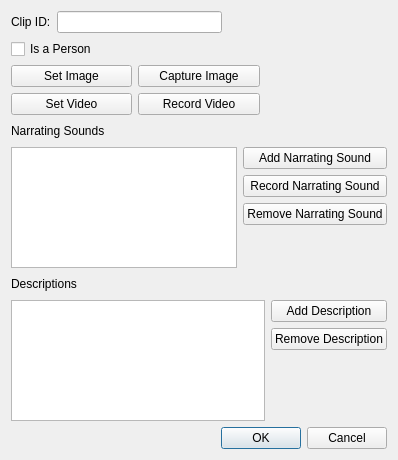
First picture: the form in ui/clipeditor.ui, repository tdauth/gustavsfairyland, before the edit.
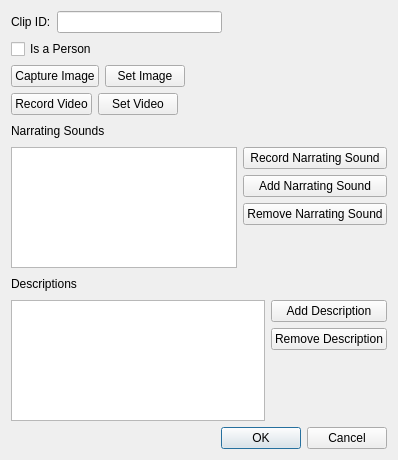
Second picture: the form after the edit.

```diff
--- a/ui/clipeditor.ui
+++ b/ui/clipeditor.ui
@@ -67,32 +67,70 @@
    </item>
    <item row="2" column="0">
     <layout class="QHBoxLayout" name="horizontalLayout_3">
-     <item>
-      <widget class="QPushButton" name="imagePushButton">
-       <property name="text">
-        <string>Set Image</string>
-       </property>
-      </widget>
-     </item>
      <item>
       <widget class="QPushButton" name="captureImagePushButton">
+       <property name="sizePolicy">
+        <sizepolicy hsizetype="Fixed" vsizetype="Fixed">
+         <horstretch>0</horstretch>
+         <verstretch>0</verstretch>
+        </sizepolicy>
+       </property>
        <property name="text">
         <string>Capture Image</string>
        </property>
       </widget>
      </item>
+     <item>
+      <widget class="QPushButton" name="imagePushButton">
+       <property name="sizePolicy">
+        <sizepolicy hsizetype="Fixed" vsizetype="Fixed">
+         <horstretch>0</horstretch>
+         <verstretch>0</verstretch>
+        </sizepolicy>
+       </property>
+       <property name="text">
+        <string>Set Image</string>
+       </property>
+      </widget>
+     </item>
+     <item>
+      <spacer name="horizontalSpacer_2">
+       <property name="orientation">
+        <enum>Qt::Horizontal</enum>
+       </property>
+       <property name="sizeHint" stdset="0">
+        <size>
+         <width>40</width>
+         <height>20</height>
+        </size>
+       </property>
+      </spacer>
+     </item>
+     <item>
+      <widget class="QLabel" name="imagePathLabel">
+       <property name="text">
+        <string/>
+       </property>
+       <property name="scaledContents">
+        <bool>true</bool>
+       </property>
+       <property name="wordWrap">
+        <bool>true</bool>
+       </property>
+      </widget>
+     </item>
      <item>
       <widget class="QLabel" name="imageLabel">
        <property name="sizePolicy">
-        <sizepolicy hsizetype="Preferred" vsizetype="Preferred">
+        <sizepolicy hsizetype="Expanding" vsizetype="Preferred">
          <horstretch>0</horstretch>
          <verstretch>0</verstretch>
         </sizepolicy>
        </property>
        <property name="maximumSize">
         <size>
-         <width>256</width>
-         <height>256</height>
+         <width>64</width>
+         <height>64</height>
         </size>
        </property>
        <property name="text">
@@ -107,22 +145,40 @@
    </item>
    <item row="3" column="0">
     <layout class="QHBoxLayout" name="horizontalLayout_4">
-     <item>
-      <widget class="QPushButton" name="videoPushButton">
-       <property name="text">
-        <string>Set Video</string>
-       </property>
-      </widget>
-     </item>
      <item>
       <widget class="QPushButton" name="recordVideoPushButton">
+       <property name="sizePolicy">
+        <sizepolicy hsizetype="Fixed" vsizetype="Fixed">
+         <horstretch>0</horstretch>
+         <verstretch>0</verstretch>
+        </sizepolicy>
+       </property>
        <property name="text">
         <string>Record Video</string>
        </property>
       </widget>
      </item>
+     <item>
+      <widget class="QPushButton" name="videoPushButton">
+       <property name="sizePolicy">
+        <sizepolicy hsizetype="Fixed" vsizetype="Fixed">
+         <horstretch>0</horstretch>
+         <verstretch>0</verstretch>
+        </sizepolicy>
+       </property>
+       <property name="text">
+        <string>Set Video</string>
+       </property>
+      </widget>
+     </item>
      <item>
       <widget class="QLabel" name="videoLabel">
+       <property name="sizePolicy">
+        <sizepolicy hsizetype="Expanding" vsizetype="Preferred">
+         <horstretch>0</horstretch>
+         <verstretch>0</verstretch>
+        </sizepolicy>
+       </property>
        <property name="text">
         <string/>
        </property>
@@ -172,20 +228,32 @@
        </item>
        <item>
         <layout class="QVBoxLayout" name="verticalLayout">
-         <item>
-          <widget class="QPushButton" name="addNarratingSoundPushButton">
-           <property name="text">
-            <string>Add Narrating Sound</string>
-           </property>
-          </widget>
-         </item>
          <item>
           <widget class="QPushButton" name="recordNarratingSoundPushButton">
+           <property name="sizePolicy">
+            <sizepolicy hsizetype="Minimum" vsizetype="Fixed">
+             <horstretch>0</horstretch>
+             <verstretch>0</verstretch>
+            </sizepolicy>
+           </property>
            <property name="text">
             <string>Record Narrating Sound</string>
            </property>
           </widget>
          </item>
+         <item>
+          <widget class="QPushButton" name="addNarratingSoundPushButton">
+           <property name="sizePolicy">
+            <sizepolicy hsizetype="Minimum" vsizetype="Fixed">
+             <horstretch>0</horstretch>
+             <verstretch>0</verstretch>
+            </sizepolicy>
+           </property>
+           <property name="text">
+            <string>Add Narrating Sound</string>
+           </property>
+          </widget>
+         </item>
          <item>
           <widget class="QPushButton" name="removeNarratingSoundPushButton">
            <property name="text">
```
